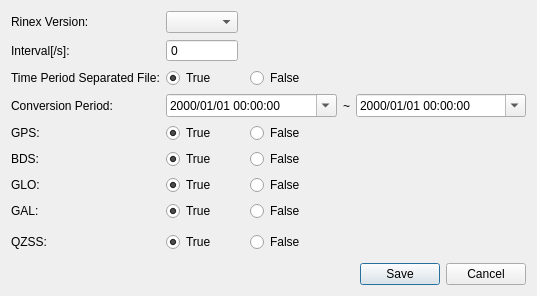
This is src/VeriQC_UI/RinexConvertSettingDialog.ui in chcnav-gnss/VeriQC as Qt 5 draws it before an edit. The edited form follows.
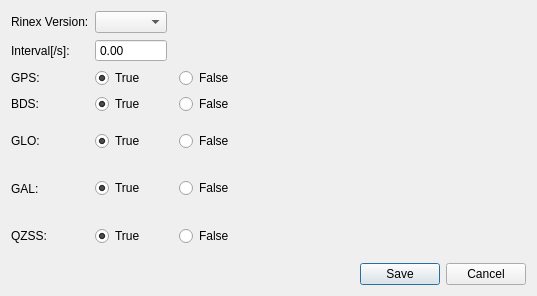
This is the edited form. Custom widgets are drawn as their Qt base class.

Patch:
```diff
--- a/src/VeriQC_UI/RinexConvertSettingDialog.ui
+++ b/src/VeriQC_UI/RinexConvertSettingDialog.ui
@@ -59,93 +59,6 @@
        </property>
       </spacer>
      </item>
-     <item row="2" column="0">
-      <widget class="QLabel" name="label_3">
-       <property name="text">
-        <string>Time Period Separated File:</string>
-       </property>
-      </widget>
-     </item>
-     <item row="2" column="1" colspan="2">
-      <widget class="QRadioButton" name="sepFileTrueRadioButton">
-       <property name="text">
-        <string>True</string>
-       </property>
-       <property name="checked">
-        <bool>true</bool>
-       </property>
-       <attribute name="buttonGroup">
-        <string notr="true">buttonGroup</string>
-       </attribute>
-      </widget>
-     </item>
-     <item row="2" column="3">
-      <widget class="QRadioButton" name="sepFileFalseRadioButton">
-       <property name="text">
-        <string>False</string>
-       </property>
-       <attribute name="buttonGroup">
-        <string notr="true">buttonGroup</string>
-       </attribute>
-      </widget>
-     </item>
-     <item row="2" column="4">
-      <spacer name="horizontalSpacer_3">
-       <property name="orientation">
-        <enum>Qt::Horizontal</enum>
-       </property>
-       <property name="sizeHint" stdset="0">
-        <size>
-         <width>40</width>
-         <height>20</height>
-        </size>
-       </property>
-      </spacer>
-     </item>
-     <item row="3" column="0">
-      <widget class="QLabel" name="label_4">
-       <property name="text">
-        <string>Conversion Period:</string>
-       </property>
-      </widget>
-     </item>
-     <item row="3" column="1" colspan="4">
-      <layout class="QHBoxLayout" name="horizontalLayout">
-       <item>
-        <widget class="MyDateTimeEdit" name="startDateTimeEdit">
-         <property name="displayFormat">
-          <string>yyyy/MM/dd HH:mm:ss</string>
-         </property>
-         <property name="calendarPopup">
-          <bool>true</bool>
-         </property>
-        </widget>
-       </item>
-       <item>
-        <widget class="QLabel" name="label_5">
-         <property name="sizePolicy">
-          <sizepolicy hsizetype="Fixed" vsizetype="Preferred">
-           <horstretch>0</horstretch>
-           <verstretch>0</verstretch>
-          </sizepolicy>
-         </property>
-         <property name="text">
-          <string>~</string>
-         </property>
-        </widget>
-       </item>
-       <item>
-        <widget class="MyDateTimeEdit" name="endDateTimeEdit">
-         <property name="displayFormat">
-          <string>yyyy/MM/dd HH:mm:ss</string>
-         </property>
-         <property name="calendarPopup">
-          <bool>true</bool>
-         </property>
-        </widget>
-       </item>
-      </layout>
-     </item>
      <item row="4" column="0">
       <widget class="QLabel" name="label_6">
        <property name="text">
@@ -362,7 +275,7 @@
       </spacer>
      </item>
      <item row="1" column="1">
-      <widget class="MyNoWheelSpinBox" name="intervalSpinBox">
+      <widget class="MyNoWheelDoubleSpinBox" name="intervalSpinBox">
        <property name="buttonSymbols">
         <enum>QAbstractSpinBox::NoButtons</enum>
        </property>
@@ -419,9 +332,9 @@
    <header location="global">Components/MyComboBox.h</header>
   </customwidget>
   <customwidget>
-   <class>MyNoWheelSpinBox</class>
-   <extends>QSpinBox</extends>
-   <header location="global">Components/MyNoWheelSpinBox.h</header>
+   <class>MyNoWheelDoubleSpinBox</class>
+   <extends>QDoubleSpinBox</extends>
+   <header location="global">Components/MyNoWheelDoubleSpinBox.h</header>
   </customwidget>
   <customwidget>
    <class>MyDateTimeEdit</class>
```
Left out of the diff: 1 changed line with no effect on the pictures.
